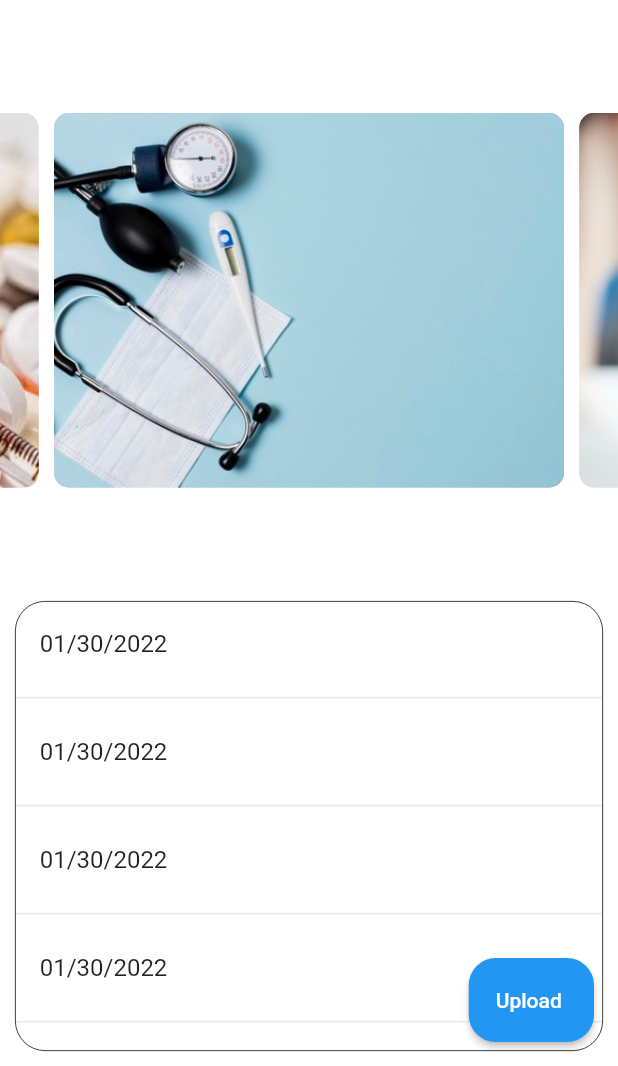
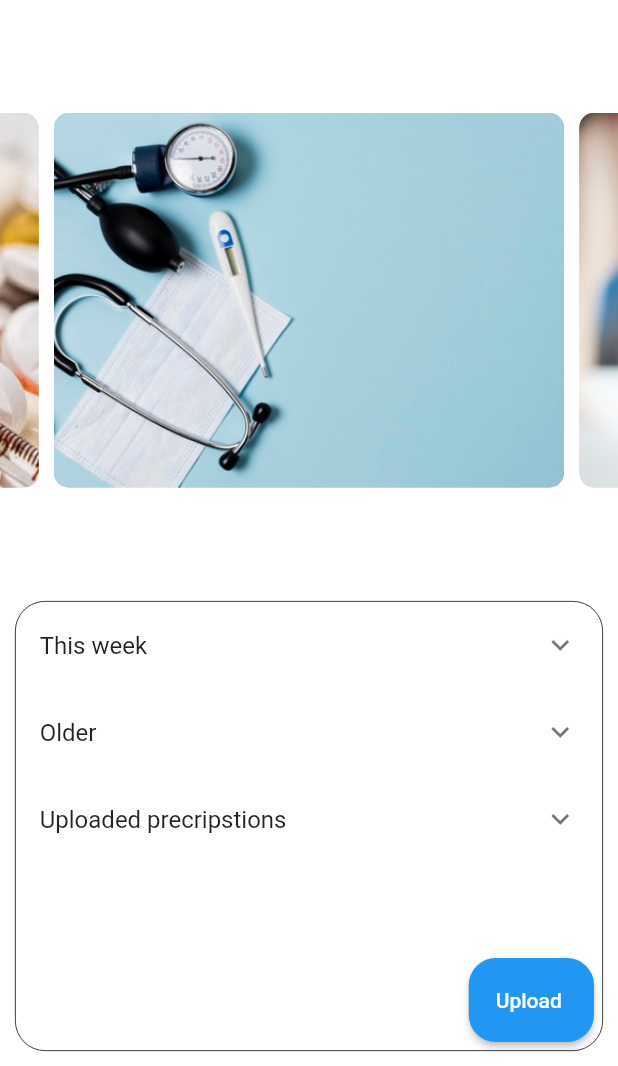
Before and after one commit to ShanuFutura/HeartBeat, a Flutter app: the PatientHomePage screen opened by its route, on a phone screen of 412 x 824 dp, the part 170-1236 px from its top. Run offline on Flutter 3.47's test engine with Material 2 defaults, Android fonts, the phone set to English and light mode, and no system bars; drawn by our look-alikes of carousel_slider; our stand-ins replace dropdown_search, fluttertoast, image_picker, shared_preferences; accounts and stored records are empty.

Commit message:
expandable list for prescs

```diff
--- a/heartbeat/lib/Widgets/patient_presc_listview.dart
+++ b/heartbeat/lib/Widgets/patient_presc_listview.dart
@@ -11,6 +11,14 @@ class PatientPrescListView extends StatefulWidget {
   @override
   State<PatientPrescListView> createState() => _PatientPrescListViewState();
 }
+
+final thisWeekList = DummyLists.newMedPrescList.where((element) {
+  return element.date.isAfter(DateTime.now().subtract(Duration(days: 7)));
+}).toList();
+
+final olderList = DummyLists.newMedPrescList.where((element) {
+  return element.date.isBefore(DateTime.now().subtract(Duration(days: 7)));
+}).toList();
 
 class _PatientPrescListViewState extends State<PatientPrescListView> {
   @override
@@ -69,8 +77,6 @@ class _PatientPrescListViewState extends State<PatientPrescListView> {
                                         widget.notifyParent();
                                         DummyLists.kart.add(
                                             DummyLists.newMedPrescList[index]);
-                                        // setState(() {
-                                        // });
                                       },
                                       icon: Icon(Icons.shopping_cart)),
                                 ])),
@@ -85,25 +91,82 @@ class _PatientPrescListViewState extends State<PatientPrescListView> {
           });
     }
 
-    return ListView.builder(
+    return ListView(
       shrinkWrap: true,
-        physics: ClampingScrollPhysics(),
-        itemCount: DummyLists.newMedPrescList.length,
+      physics: NeverScrollableScrollPhysics(),
+      children: [
+        ExpansionTile(
+          title: Text('This week'),
+          children: [
+            ListView.builder(
+              itemCount: thisWeekList.length,
+              shrinkWrap: true,
+              physics: NeverScrollableScrollPhysics(),
               itemBuilder: (context, index) {
-          return Column(
+                return ListTile(
+                  title: Text(thisWeekList[index].date.toIso8601String()),
+                );
+              },
+            )
+          ],
+        ),
+        ExpansionTile(
+          title: Text('Older'),
           children: [
-              ListTile(
-                onTap: () {
-                  prescCard(index);
+            ListView.builder(
+              itemCount: olderList.length,
+              shrinkWrap: true,
+              physics: NeverScrollableScrollPhysics(),
+              itemBuilder: (context, index) {
+                return ListTile(
+                  title: Text(olderList[index].date.toIso8601String()),
+                );
               },
-                title: Text(
-                  DateFormat('dd/mm/yyyy')
-                      .format(DummyLists.newMedPrescList[index].date),
+            )
+          ],
+        ),
+        ExpansionTile(
+          title: Text('Uploaded precripstions'),
+          children: [
+            ListView.builder(
+              itemCount: DummyLists.oldPrescImages.length,
+              shrinkWrap: true,
+              physics: NeverScrollableScrollPhysics(),
+              itemBuilder: (context, index) {
+                return ListTile(
+                  leading: CircleAvatar(
+                    backgroundImage: FileImage(
+                      DummyLists.oldPrescImages[index],
                     ),
                   ),
-              Divider()
+                  title: Text('file'),
+                );
+              },
+            )
+          ],
+        ),
       ],
     );
-        });
+
+    // return ListView.builder(
+    //     shrinkWrap: true,
+    //     physics: ClampingScrollPhysics(),
+    //     itemCount: DummyLists.newMedPrescList.length,
+    //     itemBuilder: (context, index) {
+    //       return Column(
+    //         children: [
+    //           ListTile(
+    //             onTap: () {
+    //               prescCard(index);
+    //             },
+    //             title: Text(
+    //               DateFormat('dd/MM/yyyy')
+    //                   .format(DummyLists.newMedPrescList[index].date),
+    //             ),
+    //           ),
+    //           Divider()
+    //         ],
+    //       );
+    //     });
   }
 }
--- a/heartbeat/lib/Widgets/patient_screen_drawer.dart
+++ b/heartbeat/lib/Widgets/patient_screen_drawer.dart
@@ -1,7 +1,7 @@
 import 'package:flutter/material.dart';
 import 'package:heartbeat/helpers/db_helper.dart';
 import 'package:heartbeat/screens/cart_screen.dart';
-import 'package:heartbeat/screens/patient_home_page.dart';
+// import 'package:heartbeat/screens/patient_home_page.dart';
 import 'package:heartbeat/screens/patient_profile_edit_screen.dart';
 import 'package:heartbeat/screens/patients_appoinments.dart';
 
@@ -12,16 +12,6 @@ class PatientScreenDrawer extends StatelessWidget {
       child: Column(
         children: [
           Container(
-            // decoration: BoxDecoration(
-            // gradient: LinearGradient(
-            //   begin: Alignment.topLeft,
-            //   end: Alignment.bottomLeft,
-            //   colors: [
-            //     Theme.of(context).colorScheme.primary,
-            //     Theme.of(context).canvasColor,
-            //   ],
-            // ),
-            // ),
             height: 200,
             width: double.infinity,
             padding: EdgeInsets.all(20),
@@ -43,14 +33,6 @@ class PatientScreenDrawer extends StatelessWidget {
             title: const Text('Patient Profile'),
             trailing: const Icon(
               Icons.account_circle,
-            ),
-          ),
-          Divider(),
-          ListTile(
-            onTap: () {},
-            title: const Text('Payments'),
-            trailing: Icon(
-              Icons.paid,
             ),
           ),
           Divider(),
--- a/heartbeat/lib/models/dummy_lists.dart
+++ b/heartbeat/lib/models/dummy_lists.dart
@@ -39,11 +39,16 @@ class DummyLists {
   // static Map<String, List<>>
   static List<File> oldPrescImages = [];
   static List<MedicinePrescription> newMedPrescList = [
-    MedicinePrescription('Paracetamol', DateTime.now(), 2, 'Alice'),
-    MedicinePrescription('Antibiotic', DateTime.now(), 2, 'Bob'),
-    MedicinePrescription('medicine', DateTime.now(), 2, 'DocName'),
-    MedicinePrescription('medicine', DateTime.now(), 2, 'DocName'),
+    MedicinePrescription(
+        'Paracetamol', DateTime.now().subtract(Duration(days: 9)), 2, 'Alice'),
+    MedicinePrescription(
+        'Antibiotic', DateTime.now().subtract(Duration(days: 15)), 2, 'Bob'),
+    MedicinePrescription(
+        'medicine', DateTime.now().subtract(Duration(days: 4)), 2, 'Carl'),
+    MedicinePrescription(
+        'medicine', DateTime.now().subtract(Duration(days: 6)), 2, 'Daisy'),
   ];
+
   static List<TestPrescription> newTestPrescList = [];
   static const List<Map<String, String>> labtestReportsList = [
     {'content': 'content', 'date': 'date'},
--- a/heartbeat/lib/screens/patient_home_page.dart
+++ b/heartbeat/lib/screens/patient_home_page.dart
@@ -145,27 +145,28 @@ class _PatientHomePageState extends State<PatientHomePage> {
                   border: Border.all(width: .5),
                   borderRadius: BorderRadius.all(Radius.circular(20))),
               height: 300,
-              child: ListView(
-                children: [
-                  PatientPrescListView(
-                    notifyParent: refresh,
-                  ),
-                  ListView.builder(
-                      shrinkWrap: true,
-                      physics: ClampingScrollPhysics(),
-                      itemCount: DummyLists.oldPrescImages.length,
-                      itemBuilder: (context, index) {
-                        return ListTile(
-                          leading: CircleAvatar(
-                            backgroundImage: FileImage(
-                              DummyLists.oldPrescImages[index],
-                            ),
-                          ),
-                          title: Text('file'),
-                        );
-                      }),
-                ],
+              child: PatientPrescListView(
+                notifyParent: refresh,
               ),
+              // ListView(
+              //   children: [
+
+              //         ListView.builder(
+              //             shrinkWrap: true,
+              //             physics: ClampingScrollPhysics(),
+              //             itemCount: DummyLists.oldPrescImages.length,
+              //             itemBuilder: (context, index) {
+              //               return ListTile(
+              //                 leading: CircleAvatar(
+              //                   backgroundImage: FileImage(
+              //                     DummyLists.oldPrescImages[index],
+              //                   ),
+              //                 ),
+              //                 title: Text('file'),
+              //               );
+              //             }),
+              //   ],
+              // ),
             ),
           ),
         ],
--- a/heartbeat/lib/screens/patients_appoinments.dart
+++ b/heartbeat/lib/screens/patients_appoinments.dart
@@ -13,7 +13,10 @@ class PatientsAppoinments extends StatelessWidget {
           mainAxisAlignment: MainAxisAlignment.center,
           crossAxisAlignment: CrossAxisAlignment.center,
           children: [
-            Text('You have appoinment with'),
+            const Padding(
+              padding: EdgeInsets.all(10),
+              child: Text('You have appoinment with'),
+            ),
             ...DummyLists.appoinments.map((e) => Row(
                   mainAxisAlignment: MainAxisAlignment.center,
                   children: [
```
Lines whose indentation alone changed are shown as unchanged.
